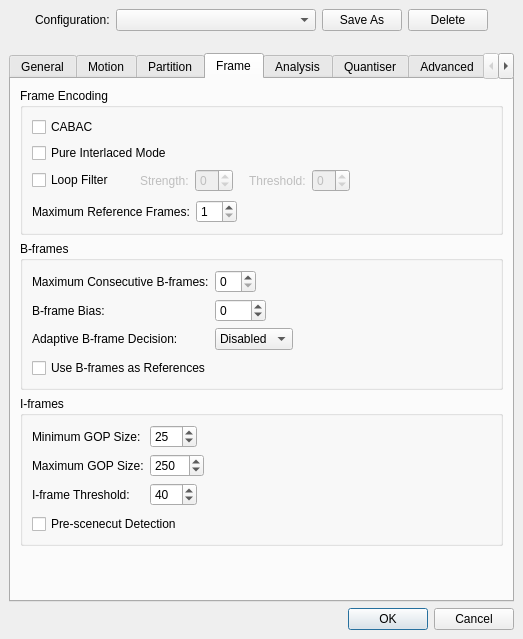
First picture: the form in branches/avidemux_2.5_branch_gruntster/plugins/ADM_videoEncoder/ADM_vidEnc_x264/qt4/x264ConfigDialog.ui, repository BackupTheBerlios/avidemux-svn, before the edit.
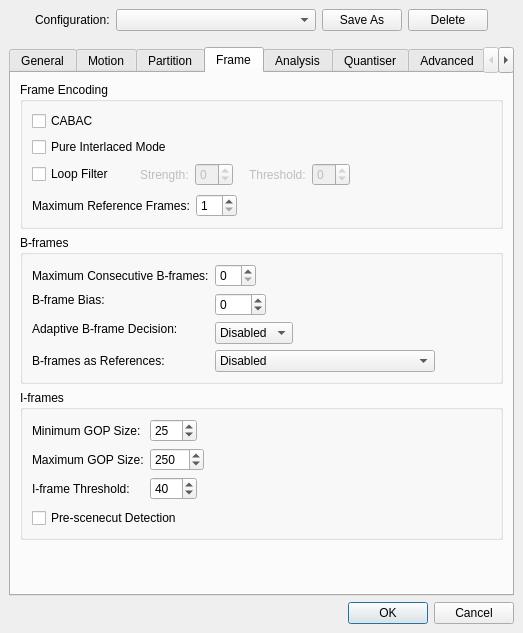
Second picture: the form after the edit. The open tabs and pages were chosen to show the change.

Commit message: [x264] extend bframe as references option on Qt interface

```diff
--- a/branches/avidemux_2.5_branch_gruntster/plugins/ADM_videoEncoder/ADM_vidEnc_x264/qt4/x264ConfigDialog.ui
+++ b/branches/avidemux_2.5_branch_gruntster/plugins/ADM_videoEncoder/ADM_vidEnc_x264/qt4/x264ConfigDialog.ui
@@ -7,7 +7,7 @@
     <x>0</x>
     <y>0</y>
     <width>523</width>
-    <height>600</height>
+    <height>590</height>
    </rect>
   </property>
   <property name="windowTitle" >
@@ -101,7 +101,7 @@
      <property name="sizeHint" >
       <size>
        <width>505</width>
-       <height>16</height>
+       <height>10</height>
       </size>
      </property>
     </spacer>
@@ -1534,43 +1534,63 @@
          <property name="title" >
           <string>B-frames</string>
          </property>
-         <layout class="QVBoxLayout" >
-          <property name="margin" >
-           <number>9</number>
-          </property>
-          <property name="spacing" >
-           <number>6</number>
-          </property>
-          <item>
            <layout class="QGridLayout" >
             <property name="margin" >
+           <number>9</number>
+          </property>
+          <property name="spacing" >
+           <number>6</number>
+          </property>
+          <item row="4" column="0" >
+           <widget class="QLabel" name="label_33" >
+            <property name="text" >
+             <string>B-frames as References:</string>
+            </property>
+           </widget>
+          </item>
+          <item row="4" column="1" >
+           <layout class="QHBoxLayout" >
+            <property name="margin" >
              <number>0</number>
             </property>
             <property name="spacing" >
              <number>6</number>
             </property>
-            <item row="0" column="0" >
-             <widget class="QLabel" name="label_31" >
+            <item>
+             <widget class="QComboBox" name="bFrameRefComboBox" >
+              <item>
               <property name="text" >
-               <string>Maximum Consecutive B-frames:</string>
-              </property>
-             </widget>
-            </item>
-            <item row="2" column="0" >
-             <widget class="QLabel" name="label_4" >
+                <string>Disabled</string>
+               </property>
+              </item>
+              <item>
               <property name="text" >
-               <string>Adaptive B-frame Decision:</string>
-              </property>
-             </widget>
-            </item>
-            <item row="1" column="0" >
-             <widget class="QLabel" name="label_29" >
+                <string>Strictly Hierarchical Pyramid</string>
+               </property>
+              </item>
+              <item>
               <property name="text" >
-               <string>B-frame Bias:</string>
-              </property>
+                <string>Non-strict (Not Blu-ray Compatible)</string>
+               </property>
+              </item>
              </widget>
             </item>
-            <item row="2" column="1" >
+            <item>
+             <spacer>
+              <property name="orientation" >
+               <enum>Qt::Horizontal</enum>
+              </property>
+              <property name="sizeHint" >
+               <size>
+                <width>40</width>
+                <height>20</height>
+               </size>
+              </property>
+             </spacer>
+            </item>
+           </layout>
+          </item>
+          <item row="3" column="1" >
              <layout class="QHBoxLayout" >
               <property name="margin" >
                <number>0</number>
@@ -1612,7 +1632,7 @@
               </item>
              </layout>
             </item>
-            <item row="1" column="1" >
+          <item rowspan="2" row="1" column="1" >
              <layout class="QHBoxLayout" >
               <property name="margin" >
                <number>0</number>
@@ -1681,28 +1701,24 @@
               </item>
              </layout>
             </item>
-           </layout>
+          <item row="1" column="0" >
+           <widget class="QLabel" name="label_29" >
+            <property name="text" >
+             <string>B-frame Bias:</string>
+            </property>
+           </widget>
           </item>
-          <item>
-           <spacer>
-            <property name="orientation" >
-             <enum>Qt::Vertical</enum>
+          <item row="0" column="0" >
+           <widget class="QLabel" name="label_31" >
+            <property name="text" >
+             <string>Maximum Consecutive B-frames:</string>
             </property>
-            <property name="sizeType" >
-             <enum>QSizePolicy::Fixed</enum>
-            </property>
-            <property name="sizeHint" >
-             <size>
-              <width>362</width>
-              <height>2</height>
-             </size>
-            </property>
-           </spacer>
+           </widget>
           </item>
-          <item>
-           <widget class="QCheckBox" name="bFrameRefCheckBox" >
+          <item rowspan="2" row="2" column="0" >
+           <widget class="QLabel" name="label_4" >
             <property name="text" >
-             <string>Use B-frames as References</string>
+             <string>Adaptive B-frame Decision:</string>
             </property>
            </widget>
           </item>
```
Left out of the diff: 83 changed lines with no effect on the pictures. Lines whose indentation alone changed are shown as unchanged. The commit also changes 4 other files.
